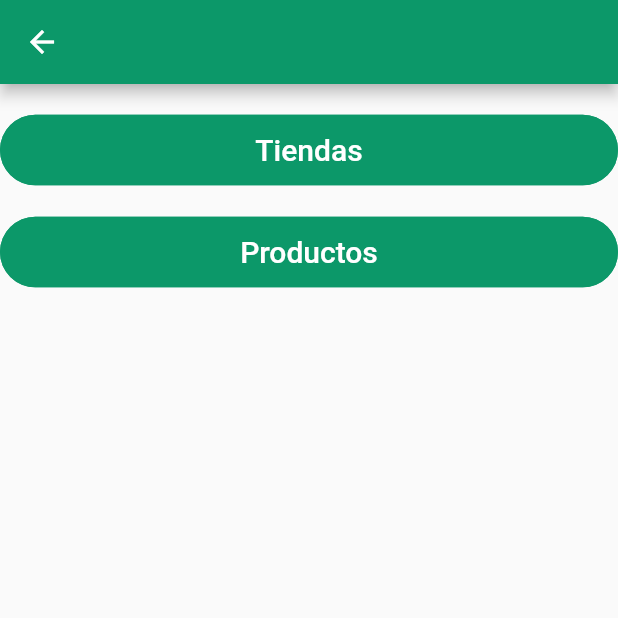
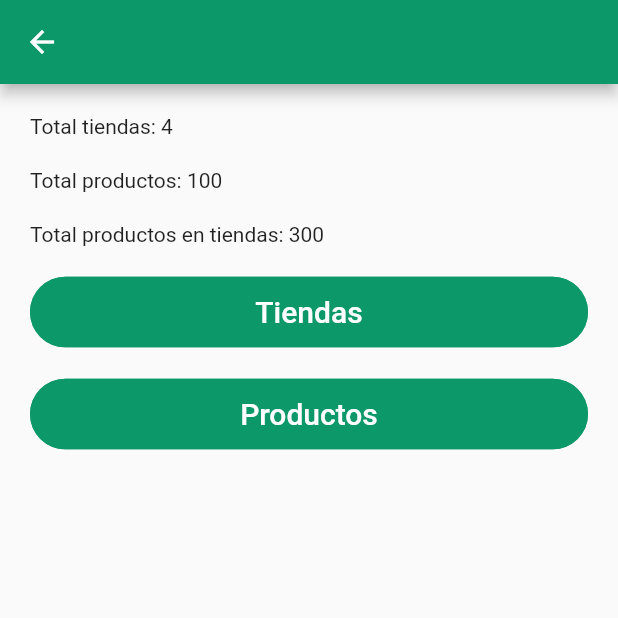
Before and after one commit to stivengm/casa_salud_del_llano_app, a Flutter app: the DashboardView screen opened by its route, on a phone screen of 412 x 824 dp, the top half of it. Run offline on Flutter 3.47's test engine with Material 2 defaults, Android fonts, the phone set to English and light mode, and no system bars.

Commit message:
FIX - Fix design dashboard.

```diff
--- a/lib/gui/views/dashboard_view.dart
+++ b/lib/gui/views/dashboard_view.dart
@@ -13,13 +13,22 @@ class DashboardView extends StatelessWidget {
   }
 
   Widget _body(context) {
-    return Column(
+    return Padding(
+      padding: const EdgeInsets.symmetric(horizontal: 20.0, vertical: 20.0),
+      child: Column(
+        crossAxisAlignment: CrossAxisAlignment.start,
         children: [
+          Text("Total tiendas: 4"),
+          const SizedBox(height: 20.0),
+          Text("Total productos: 100"),
+          const SizedBox(height: 20.0),
+          Text("Total productos en tiendas: 300"),
           const SizedBox(height: 20.0),
           PrimaryButton(text: 'Tiendas', onPressed: () => Navigator.pushNamed(context, 'stores')),
           const SizedBox(height: 20.0),
           PrimaryButton(text: 'Productos', onPressed: () => Navigator.pushNamed(context, 'products'))
         ],
+      ),
     );
   }
 
```
Lines whose indentation alone changed are shown as unchanged.
